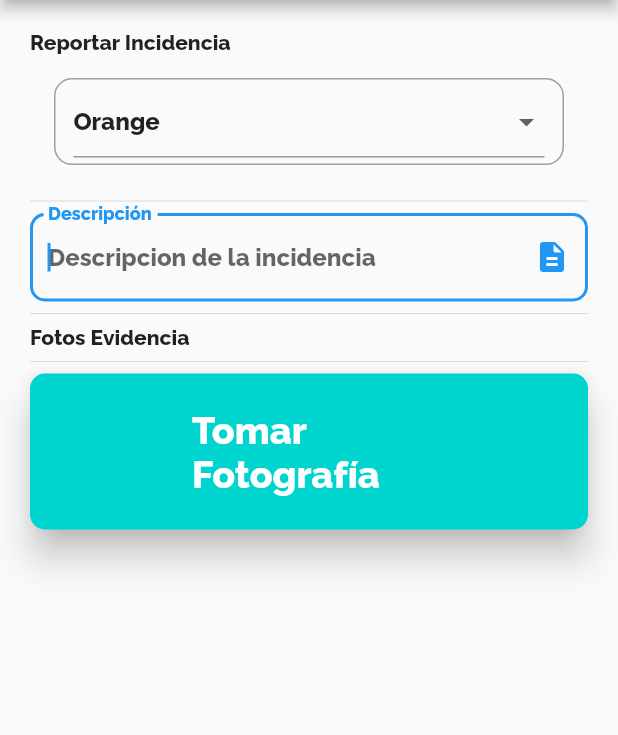
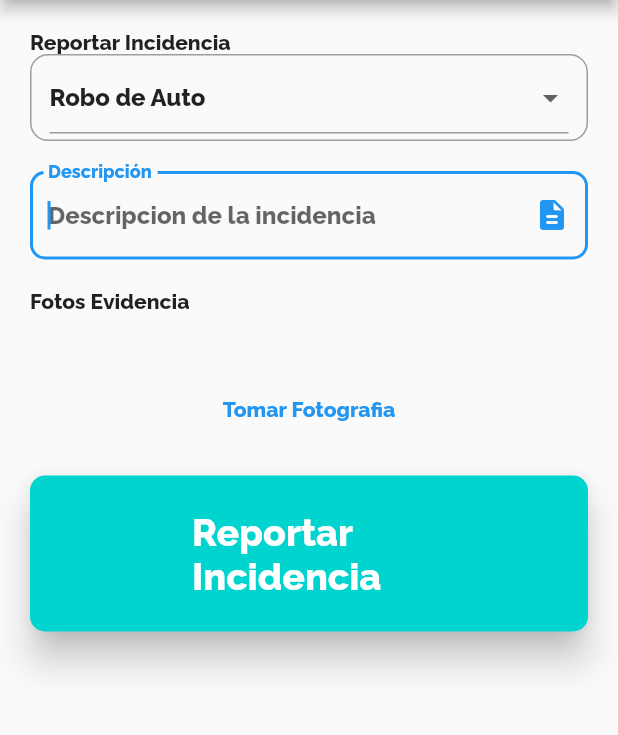
Before and after one commit to paoyomira/app_sucre, a Flutter app: the CitizenReportScreen screen opened by its route, on a phone screen of 412 x 824 dp, the part 84-819 px from its top. Run offline on Flutter 3.47's test engine with Material 2 defaults, Android fonts, the phone set to English and light mode, and no system bars; our stand-ins replace flutter_secure_storage; accounts and stored records are empty.

Commit message:
fix para publicacion 1

```diff
--- a/lib/screens/reports/citizen_report_screen.dart
+++ b/lib/screens/reports/citizen_report_screen.dart
@@ -21,14 +21,27 @@ class _CitizenReportScreenState extends State<CitizenReportScreen> {
       drawer: const MenuWidget(),
       body: ListView(
         padding: const EdgeInsets.symmetric(horizontal: 20.0, vertical: 20.0),
-        children: const [
+        children: [
           Text('Reportar Incidencia'),
           IncidenceDetailWidget(),
-          Divider(),
+          SizedBox(
+            height: 20.0,
+          ),
           IncidenceDescriptionWidget(),
-          Divider(),
+          SizedBox(
+            height: 20.0,
+          ),
           Text('Fotos Evidencia'),
-          Divider(),
+          SizedBox(
+            height: 20.0,
+          ),
+          SizedBox(
+            height: 20.0,
+          ),
+          TextButton(onPressed: () {}, child: Text('Tomar Fotografia')),
+          SizedBox(
+            height: 20.0,
+          ),
           EvidencePhotosButtonWidget(),
         ],
       ),
--- a/lib/widgets/buttons/evidence_photos_button_widget.dart
+++ b/lib/widgets/buttons/evidence_photos_button_widget.dart
@@ -1,4 +1,5 @@
 // Importaciones Flutter
+import 'package:app_sucre/screens/screens.dart';
 import 'package:flutter/material.dart';
 
 // Importaciones Aplicación
@@ -9,12 +10,18 @@ class EvidencePhotosButtonWidget extends StatelessWidget {
   @override
   Widget build(BuildContext context) {
     return TextButton(
-        onPressed: () {},
+        onPressed: () {
+          Navigator.push(
+            context,
+            MaterialPageRoute(
+                builder: (context) => const LatestReportsScreen()),
+          );
+        },
         child: const Padding(
           padding: EdgeInsets.only(
               left: 100.0, top: 15.0, right: 100.0, bottom: 15.0),
           child: Text(
-            'Tomar Fotografía',
+            'Reportar Incidencia',
             style: TextStyle(color: Colors.white, fontSize: 25.0),
           ),
         ),
--- a/lib/widgets/inputs/incidence_detail_widget.dart
+++ b/lib/widgets/inputs/incidence_detail_widget.dart
@@ -11,8 +11,12 @@ class IncidenceDetailWidget extends StatefulWidget {
 class _IncidenceDetailWidgetState extends State<IncidenceDetailWidget> {
   @override
   Widget build(BuildContext context) {
-    String _opcionSeleccionada = 'Orange';
-    final List<String> _poderes = ['Orange', 'watermelon', 'Pineapple'];
+    String _opcionSeleccionada = 'Robo de Auto';
+    final List<String> _poderes = [
+      'Incendio Forestal',
+      'Incendio Domestico',
+      'Robo de Auto'
+    ];
 
     List<DropdownMenuItem<String>> getopciones() {
       List<DropdownMenuItem<String>> lista = [];
@@ -30,7 +34,7 @@ class _IncidenceDetailWidgetState extends State<IncidenceDetailWidget> {
           border: Border.all(color: Colors.grey, width: 1),
           borderRadius: BorderRadius.circular(12)),
       padding: const EdgeInsets.symmetric(horizontal: 12, vertical: 4),
-      margin: const EdgeInsets.all(16),
+      margin: const EdgeInsets.all(0),
       child: Row(
         children: <Widget>[
           Expanded(
```
Also changed, not shown: lib/widgets/cards/incident_card_widget.dart (+10 -3 lines).
